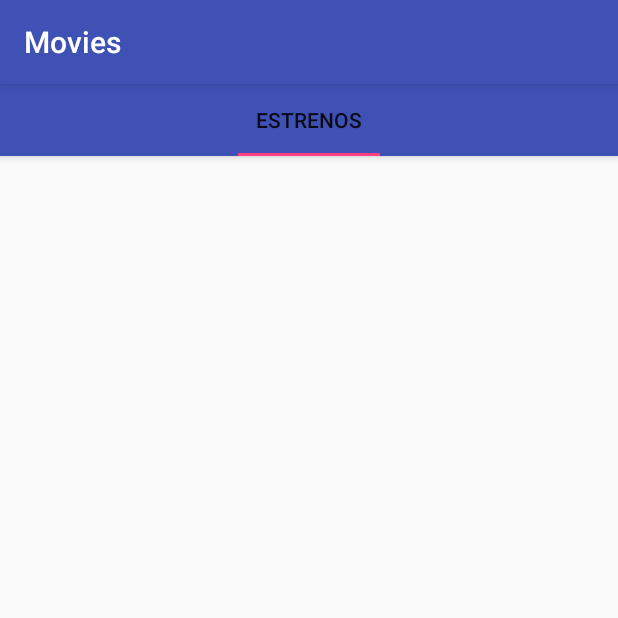
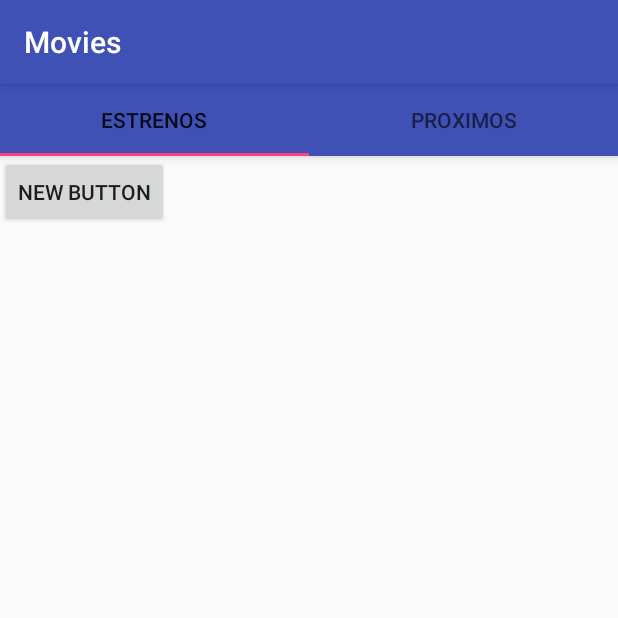
Before and after one commit to AnguelSC/Proyecto-Cine-Android-2016, an Android app: the screen it shows after launch (MainActivity), on a phone screen of 412 x 824 dp, the top half of it. Run offline under Robolectric (Android 15) with nearby library versions, the phone set to English and light mode, and no system bars.

Commit message:
Tabs Completas

```diff
--- a/Movies/app/src/main/java/com/ceti/movies/Fragments/EstrenosFragment.java
+++ b/Movies/app/src/main/java/com/ceti/movies/Fragments/EstrenosFragment.java
@@ -6,11 +6,23 @@ import android.support.v4.app.Fragment;
 import android.view.LayoutInflater;
 import android.view.View;
 import android.view.ViewGroup;
+import android.widget.Button;
+import android.widget.Toast;
+
+import com.ceti.movies.R;
 
 
 public class EstrenosFragment extends Fragment {
     @Override
     public View onCreateView(LayoutInflater inflater,ViewGroup container, Bundle savedInstanceState) {
-        return super.onCreateView(inflater, container, savedInstanceState);
+        View view = inflater.inflate(R.layout.fragment_estrenos,container,false);
+        Button btn = (Button) view.findViewById(R.id.button);
+        btn.setOnClickListener(new View.OnClickListener() {
+            @Override
+            public void onClick(View v) {
+                Toast.makeText(getActivity(),"Hola",Toast.LENGTH_LONG).show();
+            }
+        });
+        return view;
     }
 }
--- /dev/null
+++ b/Movies/app/src/main/java/com/ceti/movies/Fragments/ProximoFragment.java
@@ -0,0 +1,9 @@
+package com.ceti.movies.Fragments;
+
+import android.support.v4.app.Fragment;
+
+/**
+ * Created by Adrian-OTI on 18/07/2016.
+ */
+public class ProximoFragment extends Fragment {
+}
--- a/Movies/app/src/main/java/com/ceti/movies/MainActivity.java
+++ b/Movies/app/src/main/java/com/ceti/movies/MainActivity.java
@@ -10,6 +10,7 @@ import android.support.v7.app.AppCompatActivity;
 import android.os.Bundle;
 
 import com.ceti.movies.Fragments.EstrenosFragment;
+import com.ceti.movies.Fragments.ProximoFragment;
 
 import java.util.ArrayList;
 import java.util.List;
@@ -32,6 +33,7 @@ public class MainActivity extends AppCompatActivity {
     public void setupFragments(ViewPager viewPager){
         ViewPagerAdapter viewPagerAdapter = new ViewPagerAdapter(getSupportFragmentManager());
         viewPagerAdapter.addFragment(new EstrenosFragment(),"Estrenos");
+        viewPagerAdapter.addFragment(new ProximoFragment(),"Proximos");
         viewPager.setAdapter(viewPagerAdapter);
     }
     class ViewPagerAdapter extends FragmentPagerAdapter {
```
